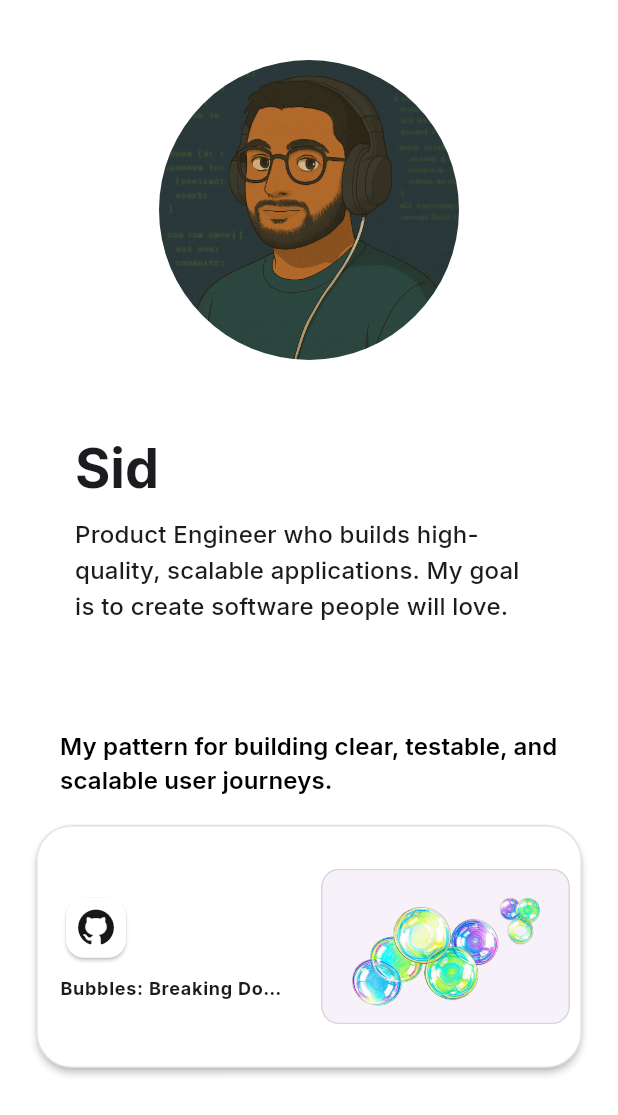
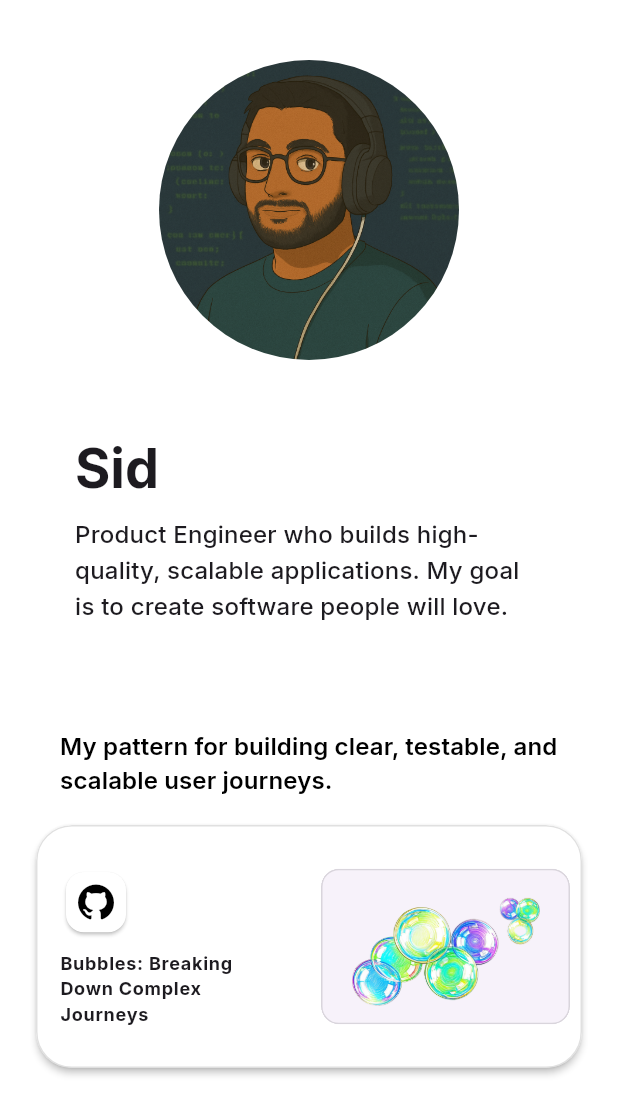
Before and after one commit to SiddharthJoshi1/bento_clone, a Flutter app: the screen it shows after launch, on a phone screen of 412 x 824 dp. Shown: the top 1115 px of the screen. Run offline on Flutter 3.47's test engine with Material 3 defaults, Android fonts, the light colour scheme and no system bars; our stand-ins replace font_awesome_flutter, get_it, google_fonts.

Commit message:
chore: tiny changes to text and colours for smart tiles.

```diff
--- a/lib/domain/repos/link_repo.dart
+++ b/lib/domain/repos/link_repo.dart
@@ -100,7 +100,7 @@ class LinkRepositoryImpl implements LinkRepository {
     'github': LinkConfig(
       linkTitle: 'GitHub',
       linkIcon: 'fa-brands fa-github',
-      brandColour: '#181717',
+      brandColour: '#000000',
     ),
     'medium': LinkConfig(
       linkTitle: 'Medium',
--- a/lib/presentation/widgets/bento_grid/tiles/smart_bento_tile.dart
+++ b/lib/presentation/widgets/bento_grid/tiles/smart_bento_tile.dart
@@ -379,6 +379,7 @@ class SmartBentoTile extends StatelessWidget {
             ScreenSizeUtils.isNarrow(context)
                 ? Text(
                     overflow: TextOverflow.ellipsis,
+                    maxLines: 3,
                     config.title,
                     style: ResponsiveText.labelSmall(
                       context,
@@ -407,7 +408,14 @@ class SmartBentoTile extends StatelessWidget {
 
   Color getBackgroundCardColour() {
     if (config.type == TileType.link) {
-      return config.colour != null ? config.colour!.toColour() : Colors.white;
+      String brandColour = locator<LinkRepository>()
+          .getLinkData(config.url ?? "")
+          .brandColour;
+
+      return brandColour == "#000000" || brandColour == "#FFFFFF" ? Colors.white : locator<LinkRepository>()
+          .getLinkData(config.url ?? "")
+          .brandColour
+          .toSuperLightColour();
     } else if (config.type == TileType.text) {
       return config.colour != null ? config.colour!.toColour() : Colors.white;
     } else {
```
